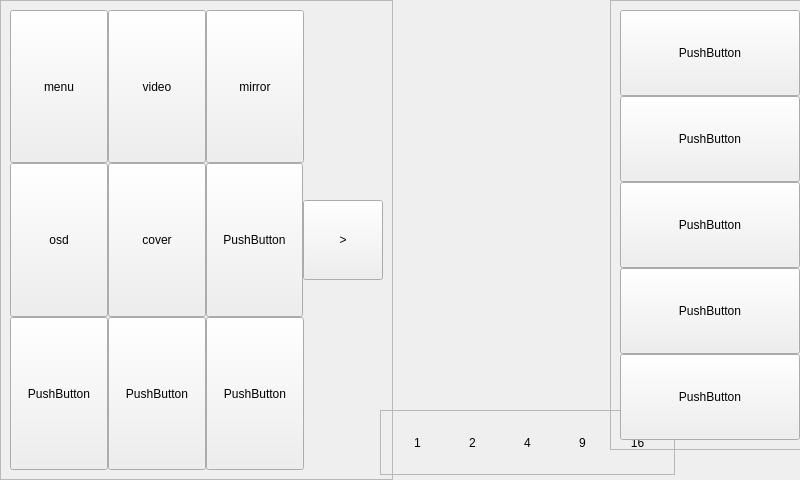
Qt form app/VideoMenu/videomenuwidget.ui (jinhang87/qtutil) before a commit.
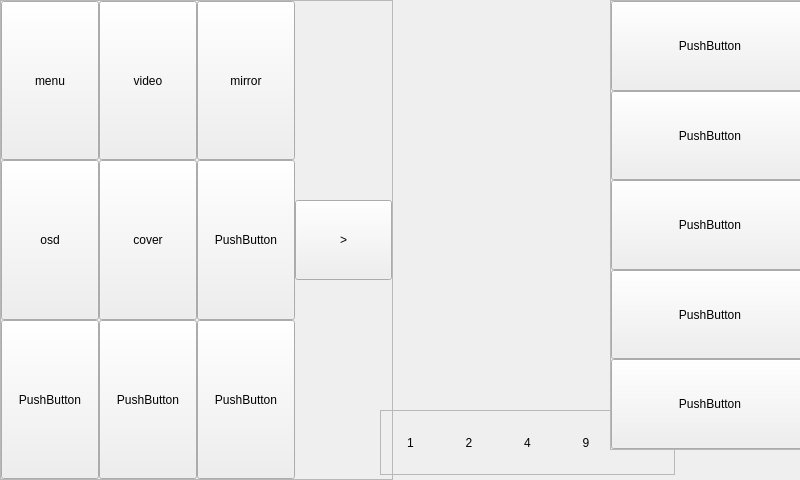
The same form after that commit.

Diff of the .ui file:
```diff
--- a/app/VideoMenu/videomenuwidget.ui
+++ b/app/VideoMenu/videomenuwidget.ui
@@ -29,6 +29,21 @@
     <enum>QFrame::Raised</enum>
    </property>
    <layout class="QGridLayout" name="gridLayout_2">
+    <property name="leftMargin">
+     <number>0</number>
+    </property>
+    <property name="topMargin">
+     <number>0</number>
+    </property>
+    <property name="rightMargin">
+     <number>0</number>
+    </property>
+    <property name="bottomMargin">
+     <number>0</number>
+    </property>
+    <property name="spacing">
+     <number>0</number>
+    </property>
     <item row="0" column="0">
      <layout class="QGridLayout" name="gridLayout">
       <property name="spacing">
@@ -232,6 +247,21 @@
     <enum>QFrame::Raised</enum>
    </property>
    <layout class="QGridLayout" name="gridLayout_3">
+    <property name="leftMargin">
+     <number>0</number>
+    </property>
+    <property name="topMargin">
+     <number>0</number>
+    </property>
+    <property name="rightMargin">
+     <number>0</number>
+    </property>
+    <property name="bottomMargin">
+     <number>0</number>
+    </property>
+    <property name="spacing">
+     <number>0</number>
+    </property>
     <item row="0" column="0">
      <layout class="QHBoxLayout" name="horizontalLayout">
       <property name="spacing">
@@ -307,6 +337,21 @@
     <enum>QFrame::Raised</enum>
    </property>
    <layout class="QGridLayout" name="gridLayout_4">
+    <property name="leftMargin">
+     <number>0</number>
+    </property>
+    <property name="topMargin">
+     <number>0</number>
+    </property>
+    <property name="rightMargin">
+     <number>0</number>
+    </property>
+    <property name="bottomMargin">
+     <number>0</number>
+    </property>
+    <property name="spacing">
+     <number>0</number>
+    </property>
     <item row="0" column="0">
      <layout class="QVBoxLayout" name="verticalLayout">
       <property name="spacing">
```
